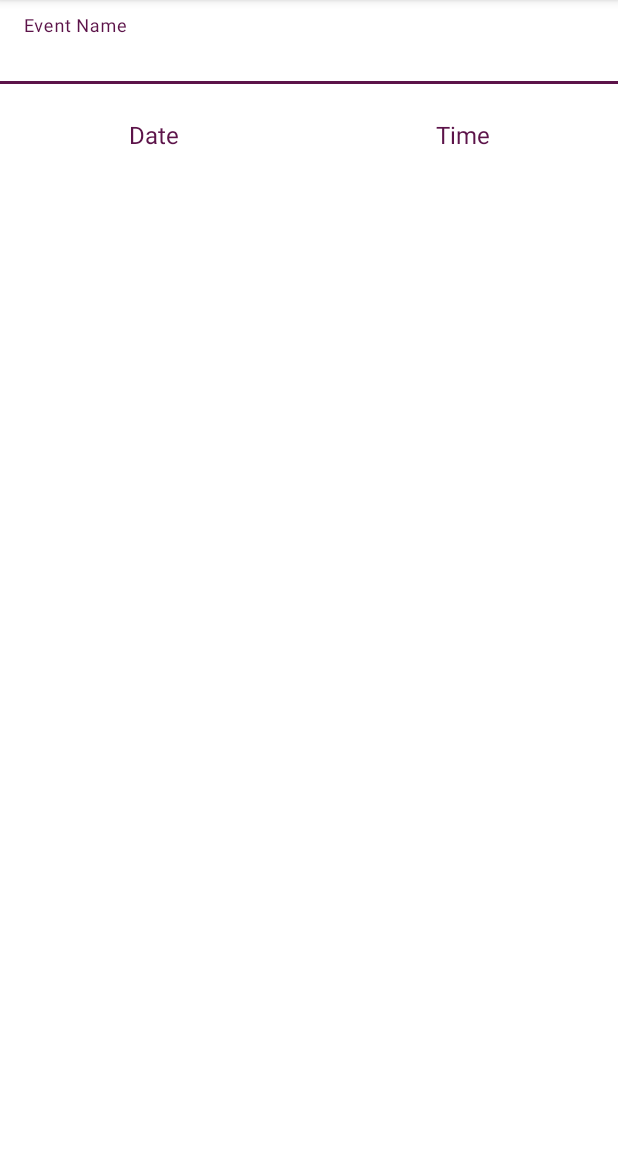
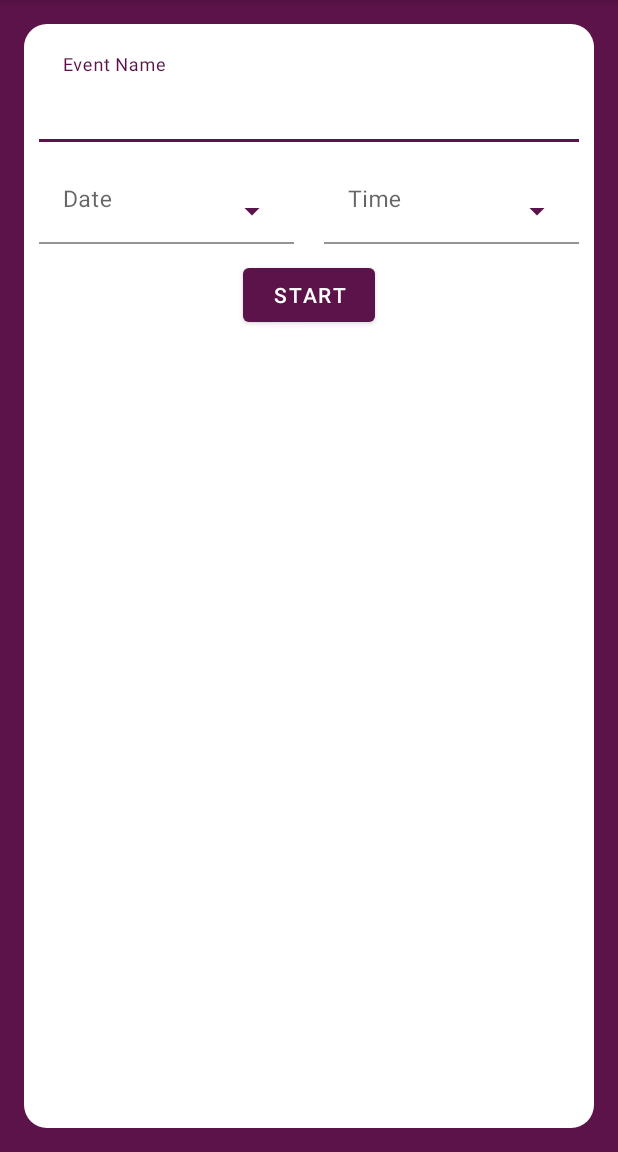
Before and after one commit to RoberMiranda92/CountDown, an Android app: the screen it shows after launch (MainActivity), on a phone screen of 412 x 824 dp, the part 84-1236 px from its top. Run offline under Robolectric (Android 15) with nearby library versions, the phone set to English and light mode, and no system bars; our stand-ins replace data binding.

Commit message:
Fix clock theme

```diff
--- a/app/src/main/java/com/robertomiranda/countdown/createevent/CreateEventFragment.kt
+++ b/app/src/main/java/com/robertomiranda/countdown/createevent/CreateEventFragment.kt
@@ -4,10 +4,10 @@ import android.os.Bundle
 import android.view.LayoutInflater
 import android.view.View
 import android.view.ViewGroup
-import android.widget.TextView
 import androidx.fragment.app.Fragment
 import androidx.fragment.app.viewModels
-import com.google.android.material.textview.MaterialTextView
+import com.google.android.material.textfield.TextInputEditText
+import com.google.android.material.textfield.TextInputLayout
 import com.robertomiranda.countdown.databinding.FragmentCreateEventBinding
 
 class CreateEventFragment : Fragment() {
@@ -32,11 +32,15 @@ class CreateEventFragment : Fragment() {
 
     private fun setUpListeners() {
         binding.datePicker.setOnClickListener {
-            showDatePicker(parentFragmentManager) { date -> (it as MaterialTextView).text = date }
+            showDatePicker(parentFragmentManager) { date ->
+                (it as TextInputEditText).setText(date)
+            }
         }
 
         binding.timePicker.setOnClickListener {
-            showTimePicker(it.context) { time -> (it as TextView).text = time }
+            showTimePicker(it.context) { time ->
+                (it as TextInputEditText).setText(time)
+            }
         }
     }
 }
--- a/app/src/main/java/com/robertomiranda/countdown/createevent/DateUtils.kt
+++ b/app/src/main/java/com/robertomiranda/countdown/createevent/DateUtils.kt
@@ -18,7 +18,7 @@ fun showTimePicker(context: Context, onTimeSelectedAction: (time: String) -> Uni
     }
 
     val picker = TimePickerDialog(context, { _, hourOfDay, minute ->
-        onTimeSelectedAction(String.format("%d : %d", hourOfDay, minute))
+        onTimeSelectedAction(String.format("%02d : %02d", hourOfDay, minute))
     }, hour, minutes, true)
 
     picker.show()
@@ -27,11 +27,12 @@ fun showTimePicker(context: Context, onTimeSelectedAction: (time: String) -> Uni
 fun showDatePicker(fragmentManager: FragmentManager, onDateSelectedAction: (date: String) -> Unit) {
 
     val calendar = Calendar.getInstance()
-    val dateFormat = SimpleDateFormat("dd/MM/YYY", Locale.getDefault())
+    val dateFormat = SimpleDateFormat("MM-dd-YYYY", Locale.getDefault())
     MaterialDatePicker.Builder.datePicker()
         .build().apply {
             addOnPositiveButtonClickListener { timeInMilliSeconds ->
                 calendar.timeInMillis = timeInMilliSeconds
+                calendar.add(Calendar.DATE, 1)
                 onDateSelectedAction(dateFormat.format(calendar.time))
             }
         }
--- /dev/null
+++ b/app/src/main/res/drawable/ic_drop_down_arrow.xml
@@ -0,0 +1,9 @@
+<vector xmlns:android="http://schemas.android.com/apk/res/android"
+        android:width="24dp"
+        android:height="24dp"
+        android:viewportWidth="24.0"
+        android:viewportHeight="24.0">
+    <path
+        android:fillColor="?attr/colorPrimary"
+        android:pathData="M7,10l5,5 5,-5z"/>
+</vector>
--- /dev/null
+++ b/app/src/main/res/drawable/rounded_primary_background.xml
@@ -0,0 +1,6 @@
+<?xml version="1.0" encoding="UTF-8"?>
+<shape xmlns:android="http://schemas.android.com/apk/res/android">
+    <solid android:color="?android:attr/windowBackground" />
+
+    <corners android:radius="15dp" />
+</shape>
--- a/app/src/main/res/layout/activity_main.xml
+++ b/app/src/main/res/layout/activity_main.xml
@@ -3,6 +3,7 @@
     xmlns:app="http://schemas.android.com/apk/res-auto"
     xmlns:tools="http://schemas.android.com/tools"
     android:layout_width="match_parent"
+
     android:layout_height="match_parent"
     tools:context=".MainActivity">
 
@@ -23,6 +24,7 @@
     <androidx.constraintlayout.widget.ConstraintLayout
         android:layout_width="match_parent"
         android:layout_height="match_parent"
+        android:background="?attr/colorPrimary"
         app:layout_behavior="@string/appbar_scrolling_view_behavior">
 
         <fragment
@@ -30,6 +32,7 @@
             android:name="androidx.navigation.fragment.NavHostFragment"
             android:layout_width="0dp"
             android:layout_height="0dp"
+            android:layout_margin="16dp"
             app:defaultNavHost="true"
             app:layout_constraintBottom_toBottomOf="parent"
             app:layout_constraintLeft_toLeftOf="parent"
--- a/app/src/main/res/layout/fragment_create_event.xml
+++ b/app/src/main/res/layout/fragment_create_event.xml
@@ -14,10 +14,13 @@
     <androidx.constraintlayout.widget.ConstraintLayout
         android:layout_width="match_parent"
         android:layout_height="match_parent"
+        android:background="@drawable/rounded_primary_background"
+        android:padding="10dp"
         tools:context=".createevent.CreateEventFragment">
 
         <com.google.android.material.textfield.TextInputLayout
             android:id="@+id/event_name_container"
+            style="@style/TextInputLayout"
             android:layout_width="match_parent"
             android:layout_height="wrap_content"
             android:hint="@string/create_event_event_name"
@@ -28,34 +31,65 @@
             <com.google.android.material.textfield.TextInputEditText
                 android:layout_width="match_parent"
                 android:layout_height="match_parent"
-                android:background="@color/colorBackground" />
+                style="@style/EditText.Big"
+                android:background="@android:color/transparent" />
         </com.google.android.material.textfield.TextInputLayout>
 
-
-        <com.google.android.material.textview.MaterialTextView
-            android:id="@+id/date_picker"
-            style="@style/Body"
+        <com.google.android.material.textfield.TextInputLayout
+            android:id="@+id/date_picker_container"
+            style="@style/TextInputLayout"
             android:layout_width="0dp"
             android:layout_height="wrap_content"
             android:layout_marginTop="10dp"
+            android:layout_marginEnd="10dp"
             android:foreground="?attr/selectableItemBackgroundBorderless"
+            android:hint="@string/create_event_event_date"
             android:minHeight="@dimen/minTappableSize"
-            android:text="@string/create_event_event_date"
-            app:layout_constraintEnd_toStartOf="@id/time_picker"
+            app:layout_constraintEnd_toStartOf="@id/time_picker_container"
             app:layout_constraintStart_toStartOf="parent"
-            app:layout_constraintTop_toBottomOf="@id/event_name_container" />
+            app:layout_constraintTop_toBottomOf="@id/event_name_container">
 
-        <com.google.android.material.textview.MaterialTextView
-            android:id="@+id/time_picker"
-            style="@style/Body"
+            <com.google.android.material.textfield.TextInputEditText
+                android:id="@+id/date_picker"
+                style="@style/EditText.Spinner"
+                android:layout_width="match_parent"
+                android:layout_height="wrap_content"
+                android:cursorVisible="false" />
+        </com.google.android.material.textfield.TextInputLayout>
+
+        <com.google.android.material.textfield.TextInputLayout
+            android:id="@+id/time_picker_container"
+            style="@style/TextInputLayout"
             android:layout_width="0dp"
             android:layout_height="wrap_content"
+            android:layout_marginStart="10dp"
             android:layout_marginTop="10dp"
+            android:background="@color/white"
             android:foreground="?attr/selectableItemBackgroundBorderless"
+            android:hint="@string/create_event_event_time"
             android:minHeight="@dimen/minTappableSize"
-            android:text="@string/create_event_event_time"
             app:layout_constraintEnd_toEndOf="parent"
-            app:layout_constraintStart_toEndOf="@id/date_picker"
-            app:layout_constraintTop_toBottomOf="@id/event_name_container" />
+            app:layout_constraintStart_toEndOf="@id/date_picker_container"
+            app:layout_constraintTop_toBottomOf="@id/event_name_container">
+
+            <com.google.android.material.textfield.TextInputEditText
+                android:id="@+id/time_picker"
+                style="@style/EditText.Spinner"
+                android:layout_width="match_parent"
+                android:layout_height="match_parent"
+                android:cursorVisible="false" />
+        </com.google.android.material.textfield.TextInputLayout>
+
+        <com.google.android.material.button.MaterialButton
+            android:layout_width="wrap_content"
+            android:layout_height="wrap_content"
+            android:layout_marginTop="10dp"
+            android:minHeight="@dimen/minTappableSize"
+            android:text="@string/create_event_event_start"
+            app:layout_constraintEnd_toEndOf="parent"
+            app:layout_constraintStart_toStartOf="parent"
+            app:layout_constraintTop_toBottomOf="@id/time_picker_container" />
+
+
     </androidx.constraintlayout.widget.ConstraintLayout>
 </layout>
--- a/app/src/main/res/values/colors.xml
+++ b/app/src/main/res/values/colors.xml
@@ -7,4 +7,6 @@
     <color name="colorBackground">@color/white</color>
 
     <color name="white">#FFFFFF</color>
+    <color name="black">#000000</color>
+    <color name="gray">#bdbdbd</color>
 </resources>
--- a/app/src/main/res/values/strings.xml
+++ b/app/src/main/res/values/strings.xml
@@ -5,5 +5,6 @@
     <string name="create_event_event_name">Event Name</string>
     <string name="create_event_event_date">Date</string>
     <string name="create_event_event_time">Time</string>
+    <string name="create_event_event_start">Start</string>
 
 </resources>
--- a/app/src/main/res/values/styles.xml
+++ b/app/src/main/res/values/styles.xml
@@ -7,10 +7,10 @@
         <item name="colorPrimaryDark">@color/colorPrimaryDark</item>
         <item name="colorPrimaryVariant">@color/colorPrimaryVariant</item>
         <item name="colorSecondary">@color/colorAccent</item>
+        <item name="colorSecondaryVariant">#018786</item>
         <item name="colorAccent">@color/colorAccent</item>
         <item name="colorOnPrimary">@color/white</item>
-        <item name="colorSecondaryVariant">#018786</item>
-        <item name="colorOnSecondary">@color/white</item>
+        <item name="colorOnSecondary">@color/black</item>
         <item name="android:colorBackground">@color/colorBackground</item>
         <item name="android:timePickerStyle">@style/TimePickerTheme</item>
     </style>
@@ -24,11 +24,8 @@
 
     <style name="AppTheme.PopupOverlay" parent="ThemeOverlay.MaterialComponents.Light" />
 
-
     <style name="TimePickerTheme" parent="android:Widget.Material.Light.TimePicker">
         <item name="android:headerBackground">?attr/colorPrimary</item>
-        <item name="android:numbersTextColor">?attr/colorSecondary</item>
-        <item name="android:numbersSelectorColor">?attr/colorPrimary</item>
     </style>
 
     <style name="Body">
@@ -38,4 +35,25 @@
         <item name="android:gravity">center</item>
     </style>
 
+    <style name="TextInputLayout" parent="Widget.MaterialComponents.TextInputLayout.FilledBox">
+        <item name="hintTextColor">@color/colorPrimary</item>
+        <item name="backgroundColor">@android:color/transparent</item>
+    </style>
+
+    <style name="EditText">
+        <item name="android:textSize">15sp</item>
+    </style>
+    <style name="EditText.Big">
+        <item name="android:textSize">25sp</item>
+    </style>
+
+    <style name="EditText.Spinner">
+        <item name="android:background">@android:color/transparent</item>
+        <item name="drawableEndCompat">@drawable/ic_drop_down_arrow</item>
+        <item name="android:clickable">false</item>
+        <item name="android:focusable">false</item>
+        <item name="android:editable">false</item>
+    </style>
+
+
 </resources>
```
